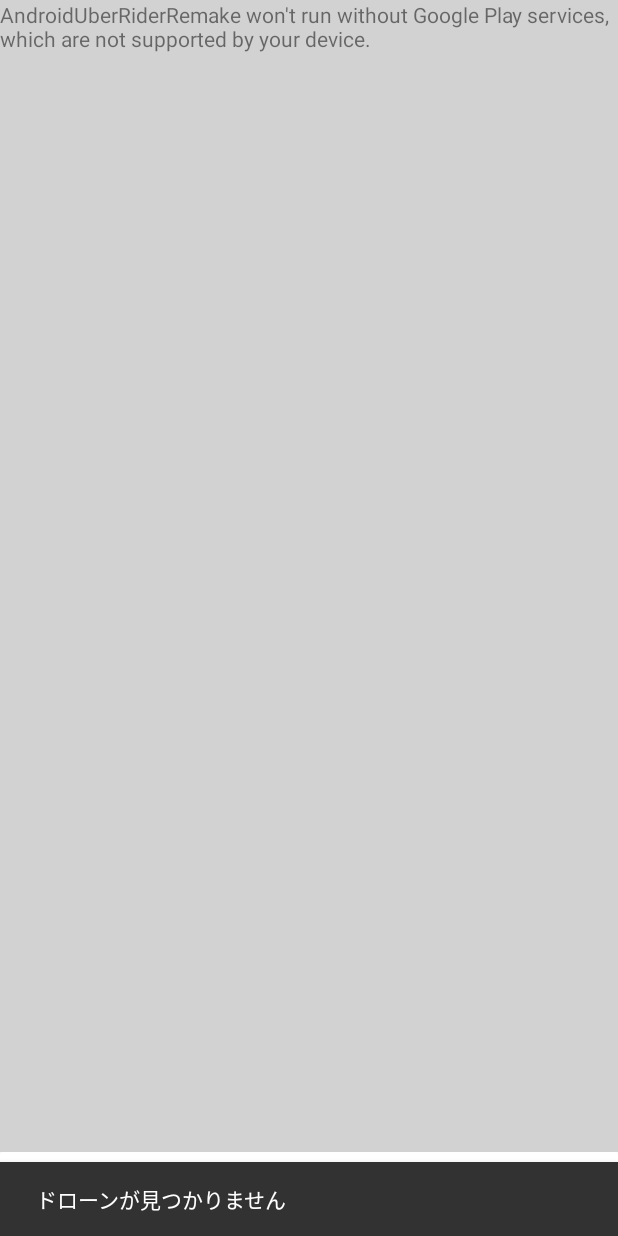
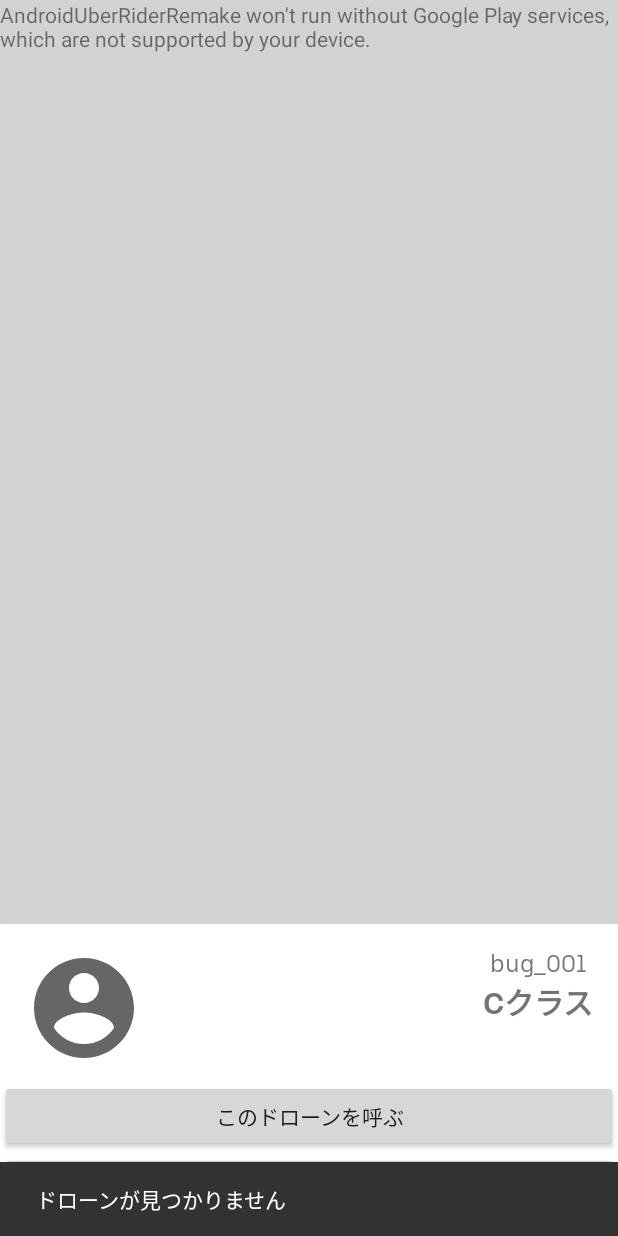
Before and after one commit to hagisan954/AndroidUberRiderRemake, an Android app: the RequestDriverActivity screen opened directly, with no data from a screen before it, on a phone screen of 412 x 824 dp. Run offline under Robolectric (Android 15) with nearby library versions, the light colour scheme and no system bars; our stand-ins replace ButterKnife, CircleImageView, EventBus, Firebase (no records; nobody signed in at launch, a user with empty details on screens opened directly), RxJava; libraries missing offline, so code that uses them is left out: com.google.maps.android; pictures from the network do not load; 4 statements that could not run were skipped.

Commit message:
ウーバーアプリを、ライトバグ用に変更したヴァージョン

```diff
--- a/app/src/main/java/jp/ac/hal/androiduberriderremake/Common/Common.java
+++ b/app/src/main/java/jp/ac/hal/androiduberriderremake/Common/Common.java
@@ -56,6 +56,7 @@
     public static final String TRIP = "Trips"; //Same as name reference in Firebase
     public static final String REQUEST_DRIVER_DECLINE_AND_REMOVE_TRIP = "DeclineAndRemoveTrip";
     public static final String RIDER_COMPLETE_TRIP = "DriverCompleteTrip";
+    public static final String DRIVER_ARRIVED = "Drone arrived";
 
     public static RiderModel currentRider;
 
--- /dev/null
+++ b/app/src/main/java/jp/ac/hal/androiduberriderremake/Model/EventBus/DriverArrivedEvent.java
@@ -0,0 +1,4 @@
+package jp.ac.hal.androiduberriderremake.Model.EventBus;
+
+public class DriverArrivedEvent {
+}
--- a/app/src/main/java/jp/ac/hal/androiduberriderremake/RequestDriverActivity.java
+++ b/app/src/main/java/jp/ac/hal/androiduberriderremake/RequestDriverActivity.java
@@ -69,6 +69,7 @@
 import jp.ac.hal.androiduberriderremake.Model.EventBus.DeclineRequestFromDriver;
 import jp.ac.hal.androiduberriderremake.Model.EventBus.DriveAcceptTripEvent;
 import jp.ac.hal.androiduberriderremake.Model.EventBus.DriveCompleteTripEvent;
+import jp.ac.hal.androiduberriderremake.Model.EventBus.DriverArrivedEvent;
 import jp.ac.hal.androiduberriderremake.Model.EventBus.SelectPlaceEvent;
 import jp.ac.hal.androiduberriderremake.Model.EventBus.showNotificationFinishTrip;
 import jp.ac.hal.androiduberriderremake.Model.TripPlanModel;
@@ -112,6 +113,15 @@
     TextView txt_driver_name;
     @BindView(R.id.img_driver)
     ImageView img_driver;
+
+    //ドローンを呼ぶボタン
+    @BindView(R.id.call_drone)
+    Button call_drone;
+    @BindView(R.id.cancel_drone)
+    Button cancel_drone;
+    @BindView(R.id.wait_customer)
+    TextView wait_customer;
+
 
 
     @BindView(R.id.fill_maps)
@@ -158,6 +168,11 @@
 //      addMarkerWithPulseAnimation();
 //   }
 
+    @OnClick(R.id.call_drone)
+    void onCallDrone(){
+        call_drone.setVisibility(View.GONE);
+        wait_customer.setVisibility(View.VISIBLE);
+    }
 
      private void addMarkerWithPulseAnimation() {
         confirm_pickup_layout.setVisibility(View.GONE);
@@ -481,6 +496,11 @@
                 });
     }
 
+    @Subscribe(sticky = true,threadMode = ThreadMode.MAIN)
+    public void onDriverArrivedEvent(DriverArrivedEvent event){
+        wait_customer.setText(R.string.charge_your_device);
+    }
+
     private void initDriverForMoving(String tripIp, TripPlanModel tripPlanModel) {
         driverOldPosition = new StringBuilder()
                 .append(tripPlanModel.getCurrentLat())
@@ -615,7 +635,7 @@
 
     private void addDriverMarker(LatLng destination) {
         destinationMarker = mMap.addMarker(new MarkerOptions().position(destination).flat(true)
-        .icon(BitmapDescriptorFactory.fromResource(R.drawable.car)));
+        .icon(BitmapDescriptorFactory.fromResource(R.drawable.drone3)));
     }
 
     private void addPickupMarkerWithDuration(String duration, LatLng origin) {
--- a/app/src/main/res/layout/layout_driver_info.xml
+++ b/app/src/main/res/layout/layout_driver_info.xml
@@ -2,7 +2,7 @@
 <androidx.cardview.widget.CardView xmlns:app="http://schemas.android.com/apk/res-auto"
     xmlns:android="http://schemas.android.com/apk/res/android"
     android:id="@+id/driver_info_layout"
-    android:visibility="gone"
+    android:visibility="visible"
     android:layout_width="match_parent"
     android:layout_height="wrap_content">
 
@@ -28,11 +28,11 @@
                 android:layout_width="wrap_content"
                 android:layout_height="wrap_content">
 
-                <ImageView
-                    android:layout_width="80dp"
-                    android:layout_height="80dp"
-                    android:src="@drawable/car_display"
-                    android:layout_marginLeft="50dp"/>
+<!--                <ImageView-->
+<!--                    android:layout_width="80dp"-->
+<!--                    android:layout_height="80dp"-->
+<!--                    android:src="@drawable/car_display"-->
+<!--                    android:layout_marginLeft="50dp"/>-->
 
                 <de.hdodenhof.circleimageview.CircleImageView
                     android:id="@+id/img_driver"
@@ -62,7 +62,7 @@
                     android:layout_width="wrap_content"
                     android:layout_height="wrap_content"
                     android:layout_gravity="center_horizontal"
-                    android:text="@string/car_number_example"
+                    android:text="@string/class_c"
                     android:fontFamily="@font/uber_move_bold"
                     android:textColor="#737373"
                     android:textSize="20sp"/>
@@ -77,6 +77,7 @@
             android:orientation="vertical">
 
             <LinearLayout
+                android:visibility="gone"
                 android:layout_width="wrap_content"
                 android:layout_height="wrap_content"
                 android:clickable="true"
@@ -142,6 +143,7 @@
             </LinearLayout>
 
             <LinearLayout
+                android:visibility="gone"
                 android:layout_width="match_parent"
                 android:layout_height="wrap_content"
                 android:clickable="true"
@@ -180,6 +182,31 @@
 
 
             </LinearLayout>
+
+            <Button
+                android:id="@+id/call_drone"
+                android:layout_width="match_parent"
+                android:layout_height="wrap_content"
+                android:text="@string/call_this_drone"
+
+                />
+            <TextView
+                android:id="@+id/wait_customer"
+                android:layout_width="match_parent"
+                android:layout_height="wrap_content"
+                android:visibility="gone"
+                android:gravity="center"
+                android:text="@string/wait_a_minute_drone"
+                android:textSize="20sp"/>
+            <Button
+                android:id="@+id/cancel_drone"
+                android:layout_width="match_parent"
+                android:layout_height="wrap_content"
+                android:text="@string/back_home"
+
+                />
+
+
         </LinearLayout>
 
 
--- a/app/src/main/res/values/strings.xml
+++ b/app/src/main/res/values/strings.xml
@@ -49,4 +49,9 @@
     <string name="ascii_dot">■</string>
     <string name="language_example">Knows English</string>
     <string name="this_drone">Have this drone come!</string>
+    <string name="call_this_drone">このドローンを呼ぶ</string>
+    <string name="back_home">戻る</string>
+    <string name="wait_a_minute_drone">ドローンの到着までしばらくかかります</string>
+    <string name="charge_your_device">ドローンが到着しました！充電を開始します</string>
+    <string name="class_c">Cクラス</string>
 </resources>
```
Also changed, not shown: app/src/main/java/jp/ac/hal/androiduberriderremake/Services/MyFirebaseMessagingService.java (+9 -0 lines).
